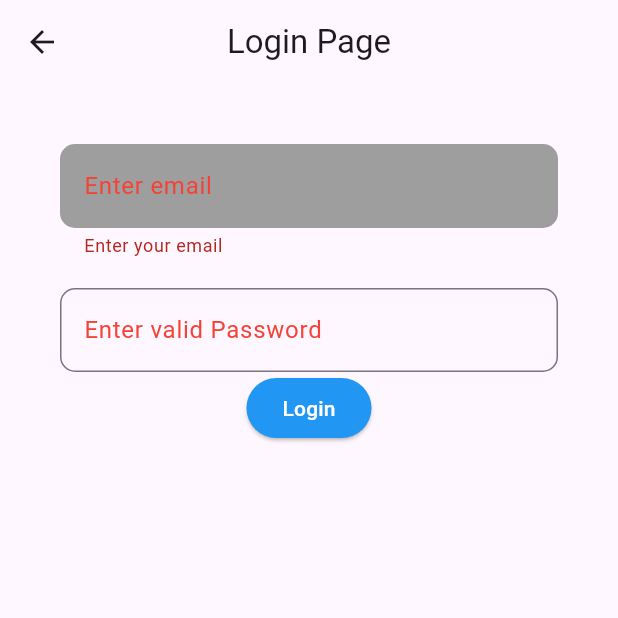
After one commit to padma270499-hub/Chat_App_Clone, a Flutter app: the LoginPage screen opened directly, on a phone screen of 412 x 824 dp, the top half of it. The commit adds this screen. Run offline on Flutter 3.47's test engine with Material 3 defaults, Android fonts, the phone set to English and light mode, and no system bars; our stand-ins replace google_fonts.

Commit message:
create SplashScreen, LoginScreen and FacebookUI

```diff
--- a/lib/main.dart
+++ b/lib/main.dart
@@ -1,11 +1,14 @@
 // import 'package:chat_app_1/screens/contact_screen.dart';
 // import 'package:chat_app_1/screens/home_screen.dart';
+import 'package:chat_app_1/screens/facebook_ui.dart';
 import 'package:chat_app_1/screens/grid_view.dart';
+import 'package:chat_app_1/screens/login_page.dart';
 import 'package:chat_app_1/screens/not_prac.dart';
 import 'package:chat_app_1/screens/welcome_screen.dart';
 import 'package:flutter/material.dart';
 // import 'package:chat_app_1/screens/setting_screen.dart';
 import 'package:chat_app_1/screens/notification_screen.dart';
+import 'screens/splash_screen.dart';
 // import 'package:chat_app_1/screens/notifier_page.dart';
 // import 'package:chat_app_1/screens/navigation_items_page.dart';
 
--- /dev/null
+++ b/lib/screens/login_page.dart
@@ -0,0 +1,86 @@
+import 'package:chat_app_1/screens/facebook_ui.dart';
+import 'package:flutter/material.dart';
+
+class LoginPage extends StatefulWidget {
+  const LoginPage({super.key});
+
+  @override
+  State<LoginPage> createState() => _LoginPageState();
+}
+
+class _LoginPageState extends State<LoginPage> {
+  final formKey = GlobalKey<FormState>();
+
+  @override
+  Widget build(BuildContext context) {
+    return Scaffold(
+      appBar: AppBar(title: Text("Login Page"), centerTitle: true),
+      body: Padding(
+        padding: const EdgeInsets.all(40),
+        child: Form(
+          key: formKey,
+          child: Column(
+            children: [
+              TextFormField(
+                style: TextStyle(color: Colors.purple),
+                autovalidateMode: AutovalidateMode.always,
+                validator: (value) {
+                  if (value == null || value.isEmpty) {
+                    return "Enter your email";
+                  }
+                },
+                cursorColor: Colors.red,
+
+                decoration: InputDecoration(
+                  fillColor: Colors.grey,
+                  filled: true,
+                  hintText: "Enter email",
+                  hintStyle: TextStyle(color: Colors.red),
+                  border: OutlineInputBorder(
+                    borderSide: BorderSide.none,
+                    borderRadius: BorderRadius.circular(10),
+                  ),
+                ),
+              ),
+              SizedBox(height: 20),
+              TextFormField(
+                validator: (value) {
+                  if (value == null || value.isEmpty) {
+                    return "Enter Your Password";
+                  }
+                },
+                cursorColor: Colors.red,
+                decoration: InputDecoration(
+                  hintText: "Enter valid Password",
+                  hintStyle: TextStyle(color: Colors.red),
+                  border: OutlineInputBorder(
+                    borderRadius: BorderRadius.circular(10),
+                  ),
+                ),
+              ),
+              ElevatedButton(
+                onPressed: () {
+                  // if(formKey.currentState!.validate()){
+                  // }
+                  Navigator.push(
+                    context,
+                    MaterialPageRoute(
+                      builder: (context) {
+                        return FacebookUi();
+                      },
+                    ),
+                  );
+                },
+                style: ElevatedButton.styleFrom(
+                  backgroundColor: Colors.blue,
+                  foregroundColor: Colors.white,
+                ),
+                child: Text("Login"),
+              ),
+            ],
+          ),
+        ),
+      ),
+    );
+  }
+}
--- a/pubspec.yaml
+++ b/pubspec.yaml
@@ -28,6 +28,7 @@ environment:
 # the latest version available on pub.dev. To see which dependencies have newer
 # versions available, run `flutter pub outdated`.
 dependencies:
+  cached_network_image: ^3.3.1
   flutter:
     sdk: flutter
   google_fonts: ^6.2.1
```
Also changed, not shown: lib/screens/facebook_ui.dart (added, +119 -0 lines), lib/screens/not_prac.dart (+55 -55 lines), lib/screens/splash_screen.dart (added, +34 -0 lines), pubspec.lock.
